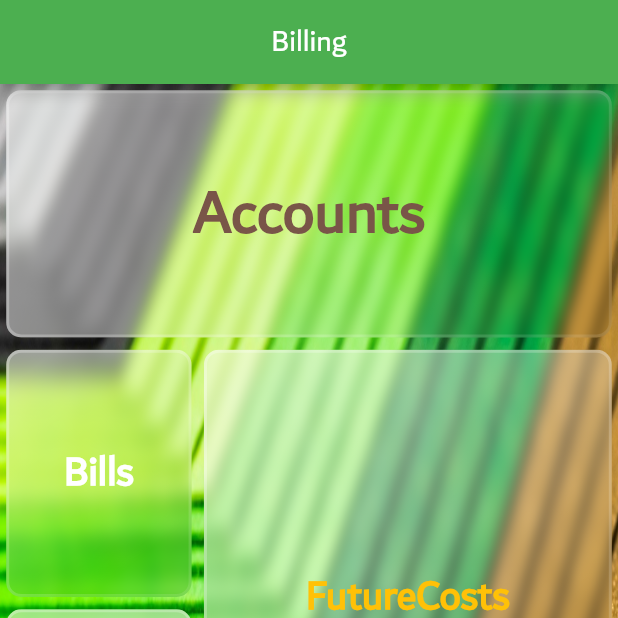
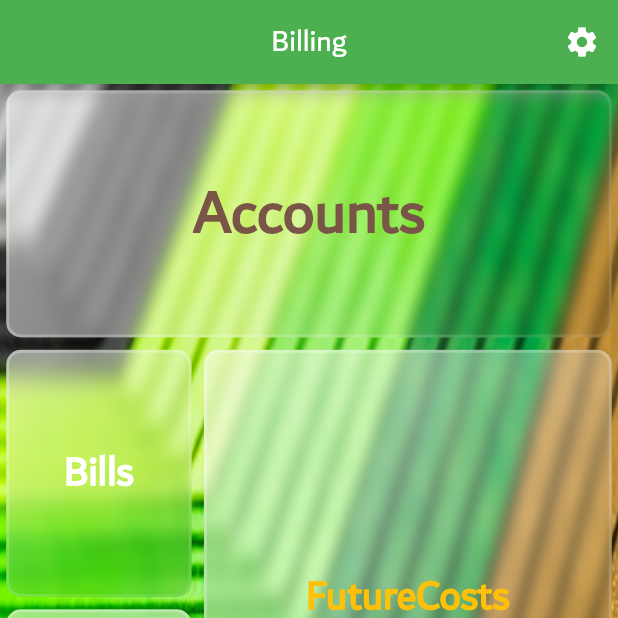
Before and after one commit to abbasyazdanmehr/billing-app-flutter, a Flutter app: the screen it shows after launch, on a phone screen of 412 x 824 dp, the top half of it. Run offline on Flutter 3.47's test engine with Material 2 defaults, Android fonts, the phone set to English and light mode, and no system bars; drawn by our look-alikes of glassmorphism; our stand-ins replace get, sizer.

Commit message:
constanting appbar.

```diff
--- a/lib/constants.dart
+++ b/lib/constants.dart
@@ -7,6 +7,14 @@ class Constants {
   static const Color hideColor = Colors.brown;
   static const Color darkColor = Colors.black;
   static const Color lightColor = Colors.amber;
+
+  static Widget customAppBar() {
+    return AppBar(
+      title: Text('Billing'),
+      centerTitle: true,
+      actions: [IconButton(onPressed: () {}, icon: Icon(Icons.settings))],
+    );
+  }
 
   static Widget responsiveGlassBlock(
       {BuildContext context, heightRatio, widthRatio, Widget content}) {
--- a/lib/main.dart
+++ b/lib/main.dart
@@ -1,6 +1,7 @@
 import 'package:billing_app/constants.dart';
 import 'package:billing_app/views/base._view.dart';
 import 'package:flutter/material.dart';
+import 'package:get/get.dart';
 import 'package:sizer/sizer.dart';
 
 void main() {
@@ -16,7 +17,7 @@ class MyApp extends StatelessWidget {
         fontFamily: 'dubay');
 
     return Sizer(builder: (context, orientation, deviceType) {
-      return MaterialApp(
+      return GetMaterialApp(
         title: 'Billing App',
         debugShowCheckedModeBanner: false,
         theme: ThemeData(
--- a/lib/views/base._view.dart
+++ b/lib/views/base._view.dart
@@ -44,10 +44,7 @@ class _BaseViewState extends State<BaseView> {
     print(size.width.toString() + 'px');
     print(size.height.toString() + 'px');
     return Scaffold(
-      appBar: AppBar(
-        title: Text('Billing'),
-        centerTitle: true,
-      ),
+      appBar: Constants.customAppBar(),
       body: Stack(
         children: [
           Container(
--- a/lib/views/home_view.dart
+++ b/lib/views/home_view.dart
@@ -1,13 +1,19 @@
 import 'package:billing_app/constants.dart';
+import 'package:billing_app/views/home_views/accounts_list_view.dart';
 import 'package:flutter/cupertino.dart';
 import 'package:flutter/material.dart';
+import 'package:get/get.dart';
 import 'package:sizer/sizer.dart';
 
 class HomeView extends StatelessWidget {
   @override
   Widget build(BuildContext context) {
     Widget blockContent(String text, Color color, double size) {
-      return Align(
+      return TextButton(
+        onPressed: () {
+          Get.to(AccountsList());
+        },
+        child: Align(
           alignment: Alignment.center,
           child: Text(
             text,
@@ -15,6 +21,7 @@ class HomeView extends StatelessWidget {
               color: color,
               fontSize: size.sp,
               fontWeight: FontWeight.bold,
+            ),
           ),
         ),
       );
```
Also changed, not shown: lib/controllers/homeController.dart (added, +9 -0 lines), lib/views/home_views/accounts_list_view.dart (added, +15 -0 lines). Lines whose indentation alone changed are shown as unchanged.
